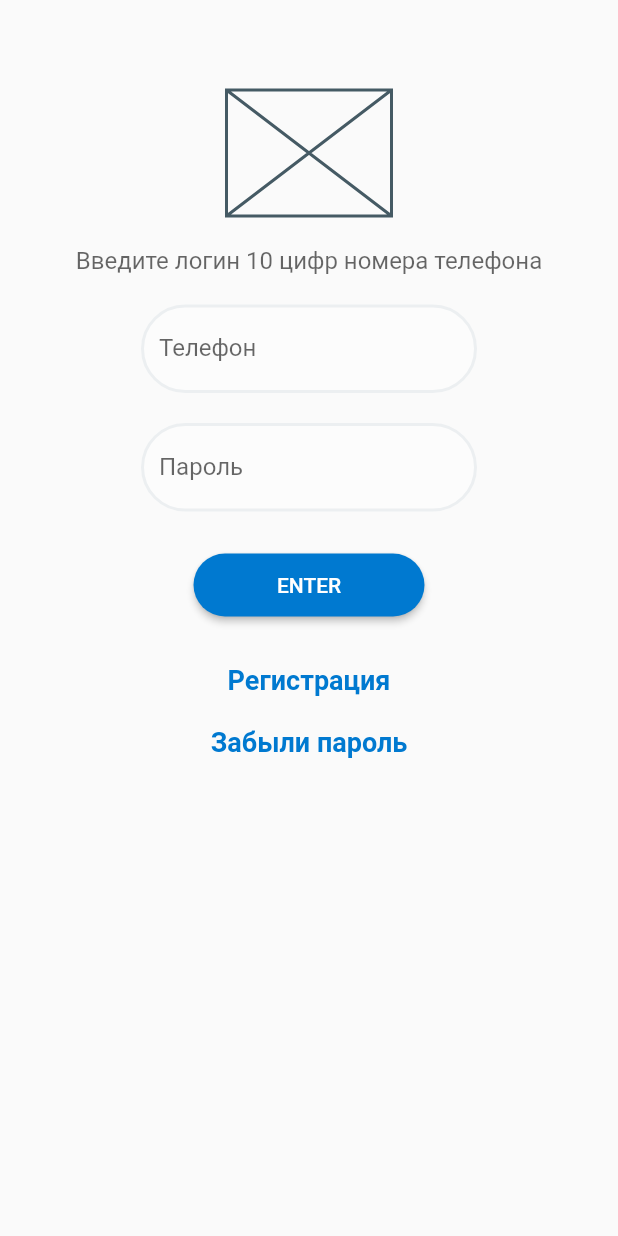
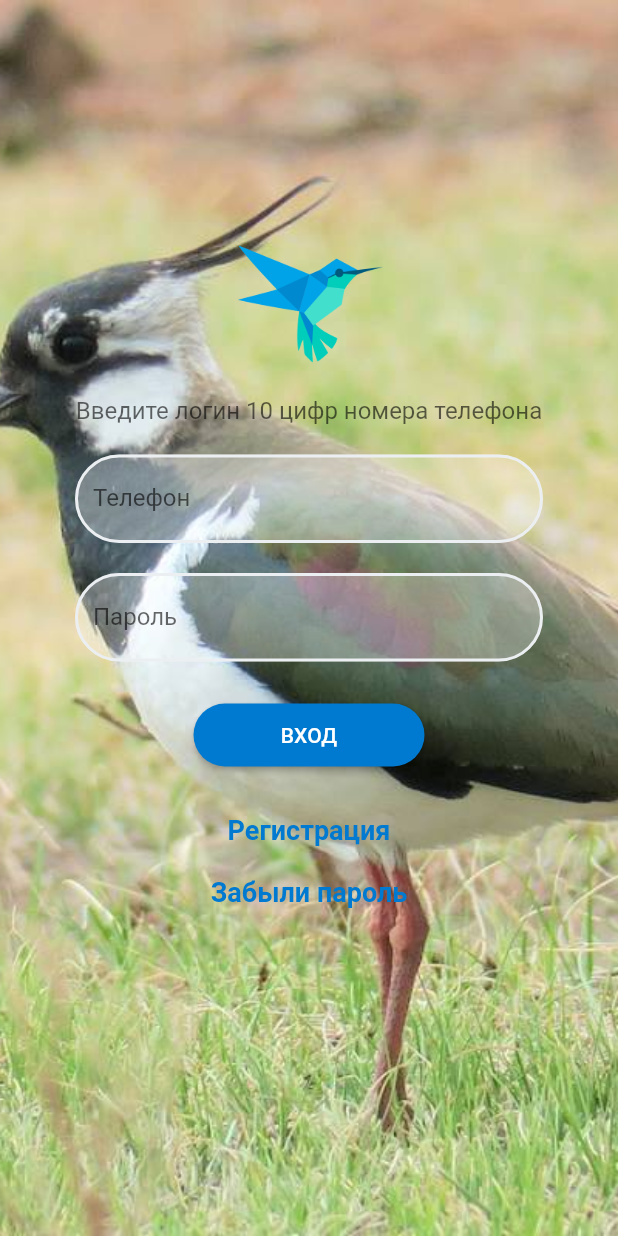
Before and after one commit to romansvalov/auth_page, a Flutter app: the screen it shows after launch, on a phone screen of 412 x 824 dp. Run offline on Flutter 3.47's test engine with Material 2 defaults, Android fonts, the phone set to English and light mode, and no system bars.

Commit message:
stylization added

```diff
--- a/lib/main.dart
+++ b/lib/main.dart
@@ -1,7 +1,10 @@
+import 'package:auth_page/extended_demo_screen.dart';
 import 'package:flutter/material.dart';
 
 void main() {
-  runApp(const MyApp());
+  runApp(
+      //    const ExpandedDemoScreen());
+      const MyApp());
 }
 
 class MyApp extends StatelessWidget {
@@ -15,37 +18,44 @@ class MyApp extends StatelessWidget {
       borderRadius: BorderRadius.all(Radius.circular(36)),
     );
     const linkTextStyle = TextStyle(
-        fontWeight: FontWeight.bold,
-        fontSize: 18, color: Color(0xFF0079D0));
+        fontWeight: FontWeight.bold, fontSize: 18, color: Color(0xFF0079D0));
 
     return MaterialApp(
       home: Scaffold(
           body: Container(
+        decoration: const BoxDecoration(
+          image: DecorationImage(
+            image: AssetImage('assets/bg1.jpg'),
+            fit: BoxFit.cover,
+          ),
+        ),
         width: double.infinity,
+        height: double.infinity,
+        padding: EdgeInsets.symmetric(horizontal: 50),
+        child: SingleChildScrollView(
           child: Column(
             children: [
               const SizedBox(
-              height: 60,
+                height: 160,
               ),
               const SizedBox(
                 width: 110,
                 height: 84,
-              child: Placeholder(),
+                child: Image(image: AssetImage('assets/dartlogo.png')),
               ),
               const SizedBox(
                 height: 20,
               ),
               const Text(
                 'Введите логин 10 цифр номера телефона',
-              style:
-                  TextStyle(fontSize: 16, color: Color.fromRGBO(0, 0, 0, 0.6)),
+                style: TextStyle(
+                    fontSize: 16, color: Color.fromRGBO(0, 0, 0, 0.6)),
               ),
               SizedBox(
                 height: 20,
               ),
-            const SizedBox(
-              width: 224,
-              child: TextField(
+              TextField(
+                keyboardType: TextInputType.phone,
                 decoration: InputDecoration(
                   filled: true,
                   fillColor: Colors.white30,
@@ -54,13 +64,10 @@ class MyApp extends StatelessWidget {
                   labelText: 'Телефон',
                 ),
               ),
-            ),
               SizedBox(
                 height: 20,
               ),
-            const SizedBox(
-              width: 224,
-              child: TextField(
+              TextField(
                 obscureText: true,
                 decoration: InputDecoration(
                   filled: true,
@@ -68,7 +75,6 @@ class MyApp extends StatelessWidget {
                   enabledBorder: borderStyle,
                   focusedBorder: borderStyle,
                   labelText: 'Пароль',
-                ),
                 ),
               ),
               SizedBox(
@@ -79,7 +85,7 @@ class MyApp extends StatelessWidget {
                   height: 42,
                   child: ElevatedButton(
                       onPressed: () {},
-                    child: Text('ENTER'),
+                      child: Text('ВХОД'),
                       style: ElevatedButton.styleFrom(
                           primary: Color(0xFF0079D0),
                           shape: RoundedRectangleBorder(
@@ -89,17 +95,16 @@ class MyApp extends StatelessWidget {
                 height: 32,
               ),
               InkWell(
-                child:  Text('Регистрация',
-                    style: linkTextStyle),
+                  child: Text('Регистрация', style: linkTextStyle),
                   onTap: () {}),
               SizedBox(
                 height: 20,
               ),
               InkWell(
-                child:  Text('Забыли пароль',
-                    style: linkTextStyle),
+                  child: Text('Забыли пароль', style: linkTextStyle),
                   onTap: () {}),
             ],
+          ),
         ),
       )),
     );
--- a/pubspec.yaml
+++ b/pubspec.yaml
@@ -1,5 +1,7 @@
 name: auth_page
 description: A new Flutter project.
+
+
 
 # The following line prevents the package from being accidentally published to
 # pub.dev using `flutter pub publish`. This is preferred for private packages.
@@ -31,6 +33,7 @@ dependencies:
     sdk: flutter
 
 
+
   # The following adds the Cupertino Icons font to your application.
   # Use with the CupertinoIcons class for iOS style icons.
   cupertino_icons: ^1.0.2
@@ -56,6 +59,8 @@ flutter:
   # included with your application, so that you can use the icons in
   # the material Icons class.
   uses-material-design: true
+  assets:
+     - assets/
 
   # To add assets to your application, add an assets section, like this:
   # assets:
```
Also changed, not shown: lib/extended_demo_screen.dart (added, +66 -0 lines). Lines whose indentation alone changed are shown as unchanged.
